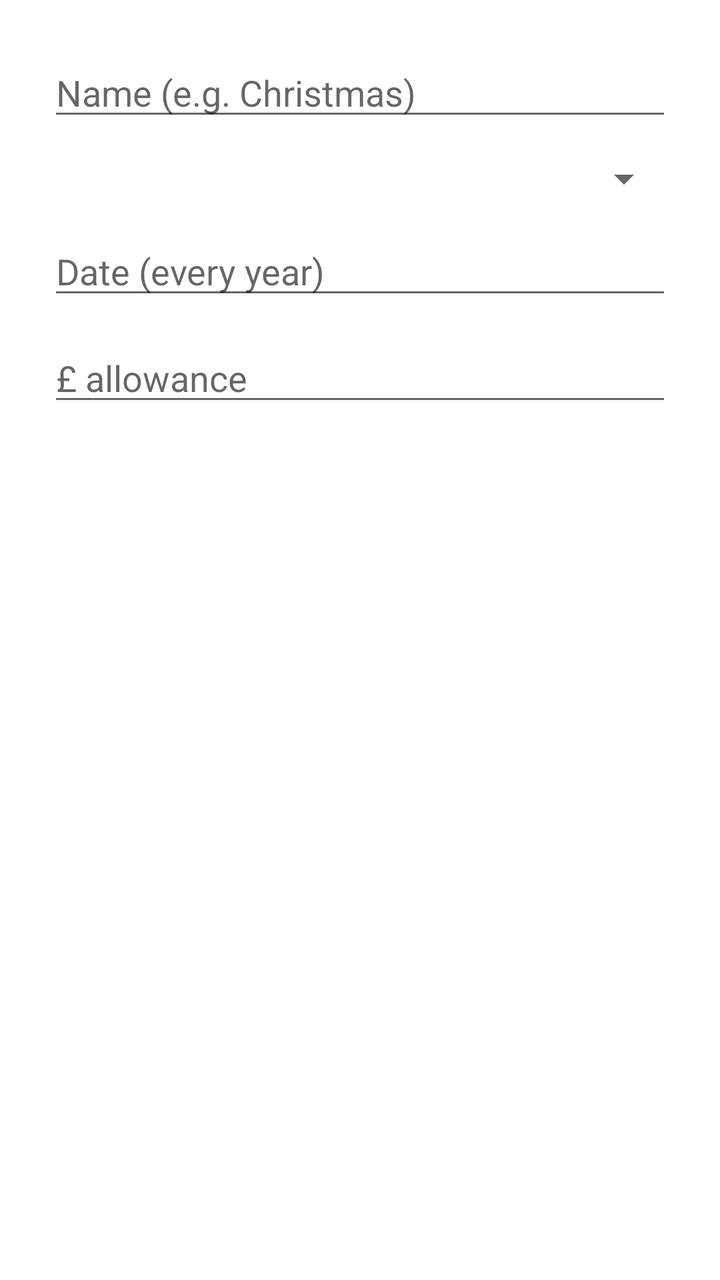
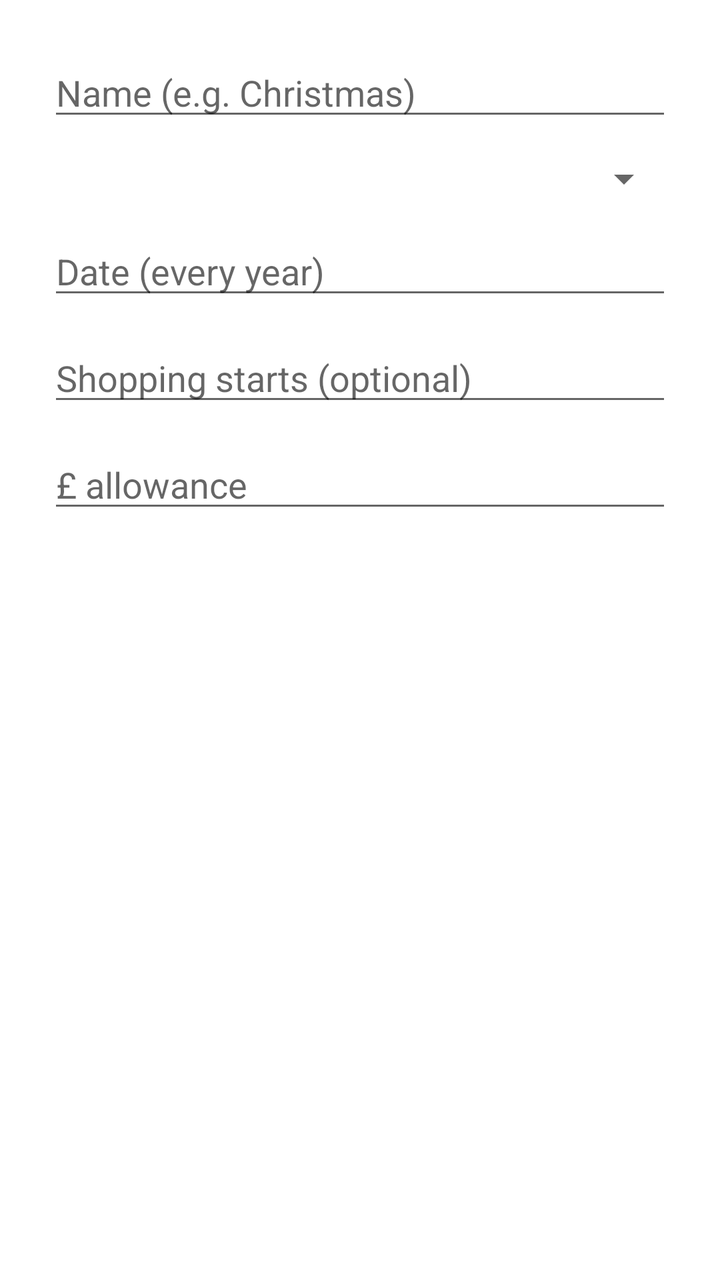

The first picture is an Android layout as it rendered before a commit; the second is the same layout after the commit. The layout source and the unified diff follow.
<!-- AndroidManifest.xml: application theme Theme.Cashflow -->
<!-- res/layout/dialog_edit_present_occasion.xml -->
<?xml version="1.0" encoding="utf-8"?>
<LinearLayout xmlns:android="http://schemas.android.com/apk/res/android"
    android:layout_width="match_parent"
    android:layout_height="wrap_content"
    android:orientation="vertical"
    android:padding="24dp">

    <EditText
        android:id="@+id/inputName"
        android:layout_width="match_parent"
        android:layout_height="wrap_content"
        android:hint="Name (e.g. Christmas)"
        android:inputType="textCapWords" />

    <Spinner
        android:id="@+id/spinnerCard"
        android:layout_width="match_parent"
        android:layout_height="wrap_content"
        android:layout_marginTop="12dp" />

    <EditText
        android:id="@+id/inputDate"
        android:layout_width="match_parent"
        android:layout_height="wrap_content"
        android:layout_marginTop="12dp"
        android:hint="Date (every year)"
        android:focusable="false"
        android:inputType="none" />

    <EditText
        android:id="@+id/inputAllowance"
        android:layout_width="match_parent"
        android:layout_height="wrap_content"
        android:layout_marginTop="12dp"
        android:hint="£ allowance"
        android:inputType="numberDecimal" />

    <TextView
        android:id="@+id/spentText"
        android:layout_width="wrap_content"
        android:layout_height="wrap_content"
        android:layout_marginTop="12dp"
        android:textColor="@color/planned" />

</LinearLayout>
<!-- resources referenced by this layout -->
<resources>
  <color name="planned">#FF757575</color>
  <style name="Theme.Cashflow" parent="Theme.MaterialComponents.DayNight.NoActionBar">
          <item name="colorPrimary">@color/colorPrimary</item>
          <item name="colorPrimaryVariant">@color/colorPrimaryVariant</item>
          <item name="colorOnPrimary">@color/colorOnPrimary</item>
          <item name="colorSecondary">@color/colorSecondary</item>
          <item name="colorOnSecondary">@color/colorOnSecondary</item>
          <item name="android:statusBarColor">?attr/colorPrimaryVariant</item>
      </style>
  <color name="colorPrimary">#FF1B5E20</color>
  <color name="colorPrimaryVariant">#FF003D00</color>
  <color name="colorOnPrimary">#FFFFFFFF</color>
  <color name="colorSecondary">#FFFFA000</color>
  <color name="colorOnSecondary">#FF000000</color>
</resources>

<!-- the commit's change to res/layout/dialog_edit_present_occasion.xml (unified diff, before → after) -->
@@ -28,6 +28,15 @@
         android:inputType="none" />
 
     <EditText
+        android:id="@+id/inputShopStart"
+        android:layout_width="match_parent"
+        android:layout_height="wrap_content"
+        android:layout_marginTop="12dp"
+        android:hint="Shopping starts (optional)"
+        android:focusable="false"
+        android:inputType="none" />
+
+    <EditText
         android:id="@+id/inputAllowance"
         android:layout_width="match_parent"
         android:layout_height="wrap_content"
